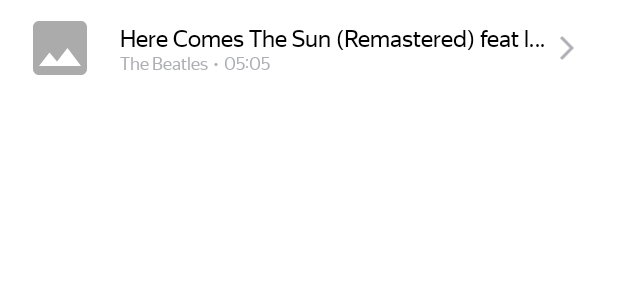
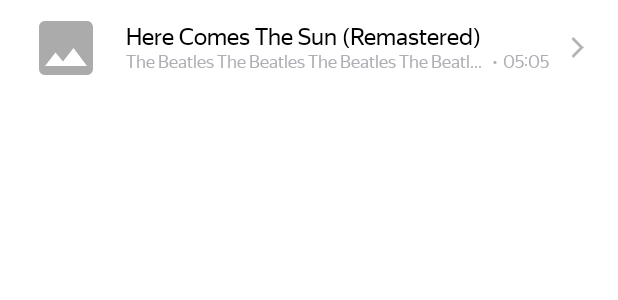
Before and after one commit to anonim-no/Playlist_Maker, an Android app: the layout item_search.xml on its own in the app's theme, with its tools: preview values and no code run, on a phone screen of 412 x 824 dp. Shown: the top 300 px of the screen. Run offline under Robolectric (Android 15) with nearby library versions, the phone set to English and light mode, and no system bars.

Commit message:
- Изменена верстка item результатов поиска

```diff
--- a/app/src/main/java/com/example/playlistmaker/search/SearchViewHolder.kt
+++ b/app/src/main/java/com/example/playlistmaker/search/SearchViewHolder.kt
@@ -12,12 +12,14 @@ import com.example.playlistmaker.models.Track
 class SearchViewHolder(itemView: View) : RecyclerView.ViewHolder(itemView) {
 
     private val trackName: TextView = itemView.findViewById(R.id.tvTrackName)
-    private val artistName: TextView = itemView.findViewById(R.id.tvArtistNameTrackTime)
+    private val artistName: TextView = itemView.findViewById(R.id.tvArtistName)
+    private val trackTime: TextView = itemView.findViewById(R.id.tvTrackTime)
     private val artworkUrl100: ImageView = itemView.findViewById(R.id.ivTrackArt)
 
     fun bind(track: Track) {
         trackName.text = track.trackName
-        artistName.text = "${track.artistName}  •  ${track.trackTime}"
+        artistName.text = track.artistName
+        trackTime.text = track.trackTime
         Glide
             .with(itemView)
             .load(track.artworkUrl100)
--- a/app/src/main/res/layout/item_search.xml
+++ b/app/src/main/res/layout/item_search.xml
@@ -1,68 +1,94 @@
 <?xml version="1.0" encoding="utf-8"?>
-<androidx.constraintlayout.widget.ConstraintLayout
-    xmlns:android="http://schemas.android.com/apk/res/android"
+<LinearLayout xmlns:android="http://schemas.android.com/apk/res/android"
     xmlns:app="http://schemas.android.com/apk/res-auto"
     xmlns:tools="http://schemas.android.com/tools"
     android:layout_width="match_parent"
     android:layout_height="wrap_content"
     android:background="?android:attr/selectableItemBackground"
+    android:gravity="center_vertical"
     android:padding="8dp">
 
     <ImageView
         android:id="@+id/ivTrackArt"
         android:layout_width="48dp"
         android:layout_height="48dp"
-        android:layout_marginStart="8dp"
         tools:src="@drawable/icon_image"
-        app:layout_constraintStart_toStartOf="parent"
-        app:layout_constraintTop_toTopOf="parent"
+        android:layout_marginStart="12dp"
+
         />
+
+    <LinearLayout
+        android:layout_width="match_parent"
+        android:layout_height="wrap_content"
+        android:layout_weight="0.70"
+        android:orientation="vertical">
 
         <TextView
             android:id="@+id/tvTrackName"
-        android:layout_width="0dp"
+            android:layout_width="wrap_content"
             android:layout_height="wrap_content"
             android:layout_marginStart="16dp"
-        android:layout_marginTop="8dp"
+            android:layout_marginTop="0dp"
+            android:layout_weight="1"
             android:ellipsize="end"
             android:fontFamily="@font/ys_display_regular"
             android:lines="1"
             android:textColor="@color/search_results_track_name"
             android:textFontWeight="400"
             android:textSize="16sp"
-        app:layout_constraintEnd_toStartOf="@+id/moreImageViewButton"
-        app:layout_constraintStart_toEndOf="@id/ivTrackArt"
-        app:layout_constraintTop_toTopOf="parent"
-        tools:text="Here Comes The Sun (Remastered) feat long track name" />
+            tools:text="Here Comes The Sun (Remastered)" />
+
+        <LinearLayout
+            android:layout_width="wrap_content"
+            android:layout_height="match_parent"
+            >
 
             <TextView
-        android:id="@+id/tvArtistNameTrackTime"
-        android:layout_width="0dp"
+                android:id="@+id/tvArtistName"
+                android:layout_width="wrap_content"
                 android:layout_height="wrap_content"
                 android:layout_marginStart="16dp"
+                android:layout_weight="1"
                 android:ellipsize="end"
                 android:fontFamily="@font/ys_display_regular"
                 android:lines="1"
                 android:textColor="@color/search_results_artist_name"
                 android:textFontWeight="400"
                 android:textSize="12sp"
-        app:layout_constraintEnd_toStartOf="@+id/moreImageViewButton"
-        app:layout_constraintHorizontal_bias="0.0"
-        app:layout_constraintStart_toEndOf="@+id/ivTrackArt"
-        app:layout_constraintTop_toBottomOf="@id/tvTrackName"
-        tools:text="The Beatles  •  05:05" />
+                tools:text="The Beatles The Beatles The Beatles The Beatles The Beatles The Beatles The Beatles The Beatles " />
+            <TextView
+                android:layout_width="wrap_content"
+                android:layout_height="wrap_content"
+                android:layout_weight="0"
+                android:ellipsize="end"
+                android:fontFamily="@font/ys_display_regular"
+                android:lines="1"
+                android:textColor="@color/search_results_artist_name"
+                android:textFontWeight="400"
+                android:textSize="12sp"
+                tools:text="  •  " />
+            <TextView
+                android:id="@+id/tvTrackTime"
+                android:layout_width="wrap_content"
+                android:layout_height="wrap_content"
+                android:layout_weight="0"
+                android:ellipsize="end"
+                android:fontFamily="@font/ys_display_regular"
+                android:lines="1"
+                android:textColor="@color/search_results_artist_name"
+                android:textFontWeight="400"
+                android:textSize="12sp"
+                tools:text="05:05" />
+        </LinearLayout>
+    </LinearLayout>
 
     <ImageView
         android:id="@+id/moreImageViewButton"
-        android:layout_width="28dp"
-        android:layout_height="28dp"
+        android:layout_width="14dp"
+        android:layout_height="14dp"
+        android:layout_marginHorizontal="12dp"
         android:src="@drawable/icon_chevron_right"
-        android:padding="6dp"
-        android:layout_marginEnd="12dp"
-        app:layout_constraintTop_toTopOf="parent"
-        app:layout_constraintBottom_toBottomOf="parent"
-        app:layout_constraintEnd_toEndOf="parent"
         app:tint="@color/search_results_chevron" />
 
 
-</androidx.constraintlayout.widget.ConstraintLayout>
+</LinearLayout>
```
Lines whose indentation alone changed are shown as unchanged.
